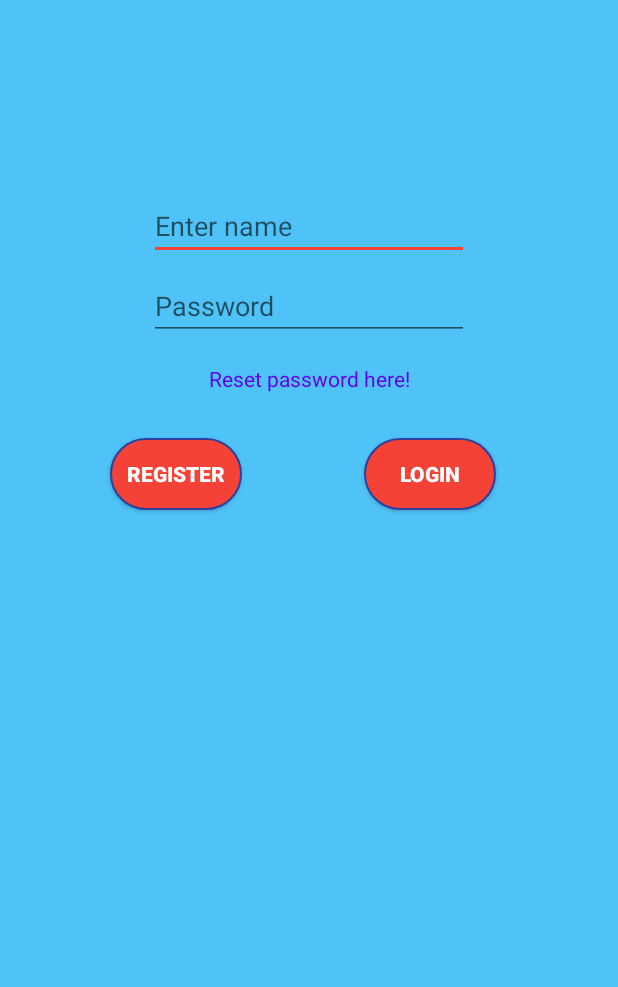
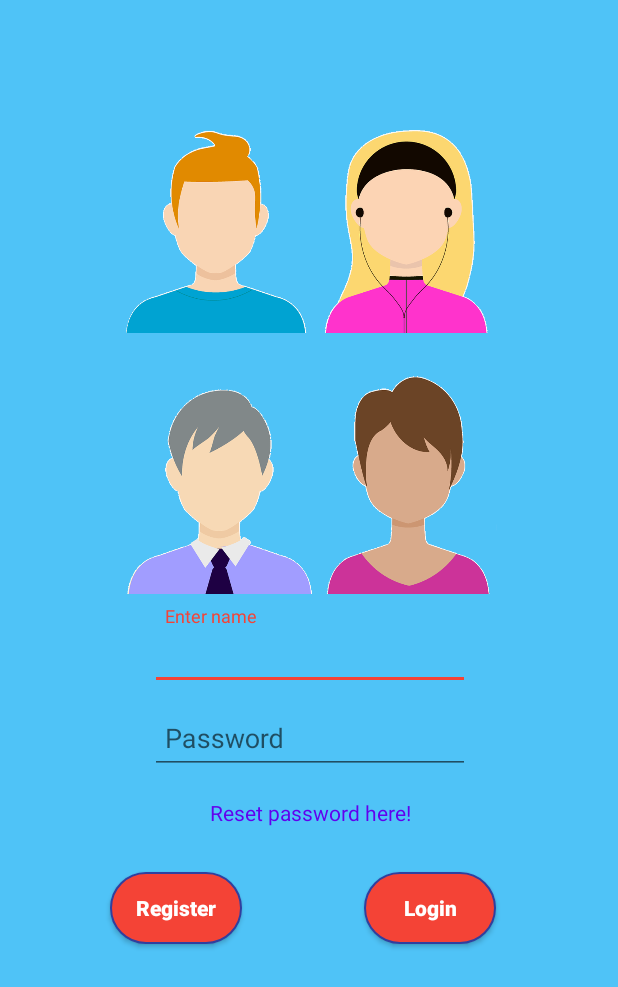
Before and after one commit to jakub-blahunka/FunWithNavGraph, an Android app: the screen it shows after launch (MainActivity), on a phone screen of 412 x 824 dp. Shown: the top 987 px of the screen. Run offline under Robolectric (Android 15) with nearby library versions, the phone set to English and light mode, and no system bars.

Commit message:
initial commit

```diff
--- a/app/build.gradle
+++ b/app/build.gradle
@@ -23,6 +23,7 @@ dependencies {
     implementation fileTree(include: ['*.jar'], dir: 'libs')
     implementation 'com.android.support:appcompat-v7:28.0.0'
     implementation 'com.android.support:support-v4:28.0.0'
+    implementation 'com.android.support:design:28.1.0'
     testImplementation 'junit:junit:4.12'
     androidTestImplementation 'com.android.support.test:runner:1.0.2'
     androidTestImplementation 'com.android.support.test.espresso:espresso-core:3.0.2'
--- a/app/src/main/res/layout/fragment_login.xml
+++ b/app/src/main/res/layout/fragment_login.xml
@@ -9,94 +9,92 @@
 
     <ImageView
         android:id="@+id/imageView"
-        android:layout_width="wrap_content"
-        android:layout_height="wrap_content"
+        android:layout_width="250dp"
+        android:layout_height="150dp"
         android:layout_marginStart="8dp"
         android:layout_marginTop="72dp"
         android:layout_marginEnd="8dp"
-        app:layout_constraintEnd_toStartOf="@+id/imageView2"
+        android:background="@drawable/firsttwopeopleblue"
+        app:layout_constraintEnd_toEndOf="parent"
         app:layout_constraintStart_toStartOf="parent"
-        app:layout_constraintTop_toTopOf="parent"
-        tools:src="@tools:sample/avatars[0]" />
-
-    <ImageView
-        android:id="@+id/imageView2"
-        android:layout_width="wrap_content"
-        android:layout_height="wrap_content"
-        android:layout_marginTop="72dp"
-        android:layout_marginEnd="8dp"
-        app:layout_constraintEnd_toEndOf="parent"
-        app:layout_constraintStart_toEndOf="@+id/imageView"
-        app:layout_constraintTop_toTopOf="parent"
-        tools:src="@tools:sample/avatars[1]" />
+        app:layout_constraintTop_toTopOf="parent" />
 
     <ImageView
         android:id="@+id/imageView3"
+        android:layout_width="250dp"
+        android:layout_height="150dp"
+        android:layout_marginTop="24dp"
+        android:background="@drawable/secondtwopeopleblue"
+        app:layout_constraintEnd_toEndOf="@+id/imageView"
+        app:layout_constraintStart_toStartOf="@+id/imageView"
+        app:layout_constraintTop_toBottomOf="@+id/imageView" />
+
+    <com.google.android.material.textfield.TextInputLayout
+        android:id="@+id/TextInputLayout"
         android:layout_width="wrap_content"
         android:layout_height="wrap_content"
-        android:layout_marginTop="24dp"
-        app:layout_constraintStart_toStartOf="@+id/imageView"
-        app:layout_constraintTop_toBottomOf="@+id/imageView"
-        tools:src="@tools:sample/avatars[7]" />
+        android:layout_marginTop="8dp"
+        app:layout_constraintEnd_toEndOf="@+id/imageView3"
+        app:layout_constraintStart_toStartOf="@+id/imageView3"
+        app:layout_constraintTop_toBottomOf="@+id/imageView3">
 
-    <ImageView
-        android:id="@+id/imageView4"
-        android:layout_width="wrap_content"
-        android:layout_height="wrap_content"
-        android:layout_marginTop="24dp"
-        app:layout_constraintStart_toStartOf="@+id/imageView2"
-        app:layout_constraintTop_toBottomOf="@+id/imageView2"
-        tools:src="@tools:sample/avatars[12]" />
-
-    <EditText
-        android:id="@+id/editText2"
+        <com.google.android.material.textfield.TextInputEditText
+            android:id="@+id/name"
             android:layout_width="wrap_content"
             android:layout_height="wrap_content"
             android:layout_marginTop="32dp"
             android:ems="10"
             android:hint="Enter name"
             android:inputType="textPersonName"
-        app:layout_constraintEnd_toEndOf="@+id/imageView2"
-        app:layout_constraintStart_toStartOf="@+id/imageView"
-        app:layout_constraintTop_toBottomOf="@+id/imageView3" />
+            android:paddingStart="10dp" />
 
-    <EditText
-        android:id="@+id/editText"
+    </com.google.android.material.textfield.TextInputLayout>
+
+    <com.google.android.material.textfield.TextInputLayout
+        android:id="@+id/TextInputLayout2"
         android:layout_width="wrap_content"
         android:layout_height="wrap_content"
-        android:layout_marginTop="8dp"
+        app:layout_constraintEnd_toEndOf="@+id/TextInputLayout"
+        app:layout_constraintStart_toStartOf="@+id/TextInputLayout"
+        app:layout_constraintTop_toBottomOf="@+id/TextInputLayout">
+
+        <com.google.android.material.textfield.TextInputEditText
+            android:id="@+id/password"
+            android:layout_width="wrap_content"
+            android:layout_height="wrap_content"
             android:ems="10"
             android:hint="Password"
             android:inputType="textPassword"
-        app:layout_constraintEnd_toEndOf="@+id/editText2"
-        app:layout_constraintStart_toStartOf="@+id/editText2"
-        app:layout_constraintTop_toBottomOf="@+id/editText2" />
+            android:paddingStart="10dp" />
+
+    </com.google.android.material.textfield.TextInputLayout>
 
     <TextView
-        android:id="@+id/textView3"
+        android:id="@+id/reset"
         android:layout_width="wrap_content"
         android:layout_height="wrap_content"
         android:layout_marginTop="16dp"
         android:clickable="true"
         android:text="Reset password here!"
         android:textColor="@color/design_default_color_primary"
-        app:layout_constraintEnd_toEndOf="@+id/editText"
-        app:layout_constraintStart_toStartOf="@+id/editText"
-        app:layout_constraintTop_toBottomOf="@+id/editText" />
+        app:layout_constraintEnd_toEndOf="@+id/TextInputLayout2"
+        app:layout_constraintStart_toStartOf="@+id/TextInputLayout2"
+        app:layout_constraintTop_toBottomOf="@+id/TextInputLayout2" />
 
     <Button
-        android:id="@+id/button"
+        android:id="@+id/register_btn"
         android:layout_width="wrap_content"
         android:layout_height="wrap_content"
         android:layout_marginTop="30dp"
         android:background="@drawable/round_btn"
         android:text="Register"
+        android:textAllCaps="false"
         android:textColor="#FFF"
         android:textStyle="bold"
         app:layout_constraintEnd_toStartOf="@+id/login_btn"
         app:layout_constraintHorizontal_bias="0.5"
         app:layout_constraintStart_toStartOf="parent"
-        app:layout_constraintTop_toBottomOf="@+id/textView3" />
+        app:layout_constraintTop_toBottomOf="@+id/reset" />
 
     <Button
         android:id="@+id/login_btn"
@@ -106,11 +104,12 @@
         android:layout_marginEnd="8dp"
         android:background="@drawable/round_btn"
         android:text="Login"
+        android:textAllCaps="false"
         android:textColor="#FFF"
         android:textStyle="bold"
         app:layout_constraintEnd_toEndOf="parent"
         app:layout_constraintHorizontal_bias="0.5"
-        app:layout_constraintStart_toEndOf="@+id/button"
-        app:layout_constraintTop_toTopOf="@+id/button" />
+        app:layout_constraintStart_toEndOf="@+id/register_btn"
+        app:layout_constraintTop_toTopOf="@+id/register_btn" />
 
 </androidx.constraintlayout.widget.ConstraintLayout>
--- a/app/src/main/res/navigation/nav_graph.xml
+++ b/app/src/main/res/navigation/nav_graph.xml
@@ -73,12 +73,20 @@
         android:id="@+id/WinFragment"
         android:name="org.jaku8ka.fun.WinFragment"
         android:label="Win"
-        tools:layout="@layout/fragment_win" />
+        tools:layout="@layout/fragment_win" >
+        <action
+            android:id="@+id/action_WinFragment_to_LeaderBoardFragment"
+            app:destination="@id/LeaderBoardFragment" />
+    </fragment>
     <fragment
         android:id="@+id/DefeatFragment"
         android:name="org.jaku8ka.fun.DefeatFragment"
         android:label="Defeat"
-        tools:layout="@layout/fragment_defeat" />
+        tools:layout="@layout/fragment_defeat" >
+        <action
+            android:id="@+id/action_DefeatFragment_to_HomeFragment"
+            app:destination="@id/HomeFragment" />
+    </fragment>
 
 
 </navigation>
```
Also changed, not shown: app/src/main/res/drawable/round_no_fill.xml (added, +11 -0 lines), app/src/main/res/layout/fragment_home.xml (+39 -7 lines), app/src/main/res/layout/fragment_register.xml (+87 -7 lines), app/src/main/res/drawable/firsttwopeopleblue.png (added), app/src/main/res/drawable/secondtwopeopleblue.png (added). Lines whose indentation alone changed are shown as unchanged.
